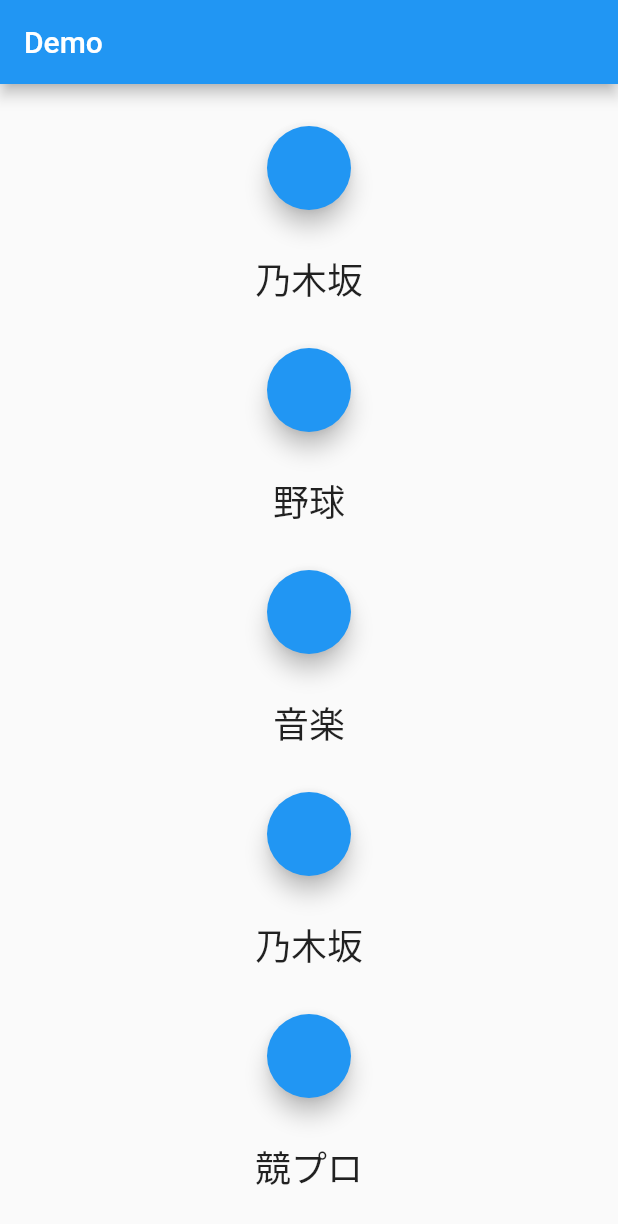
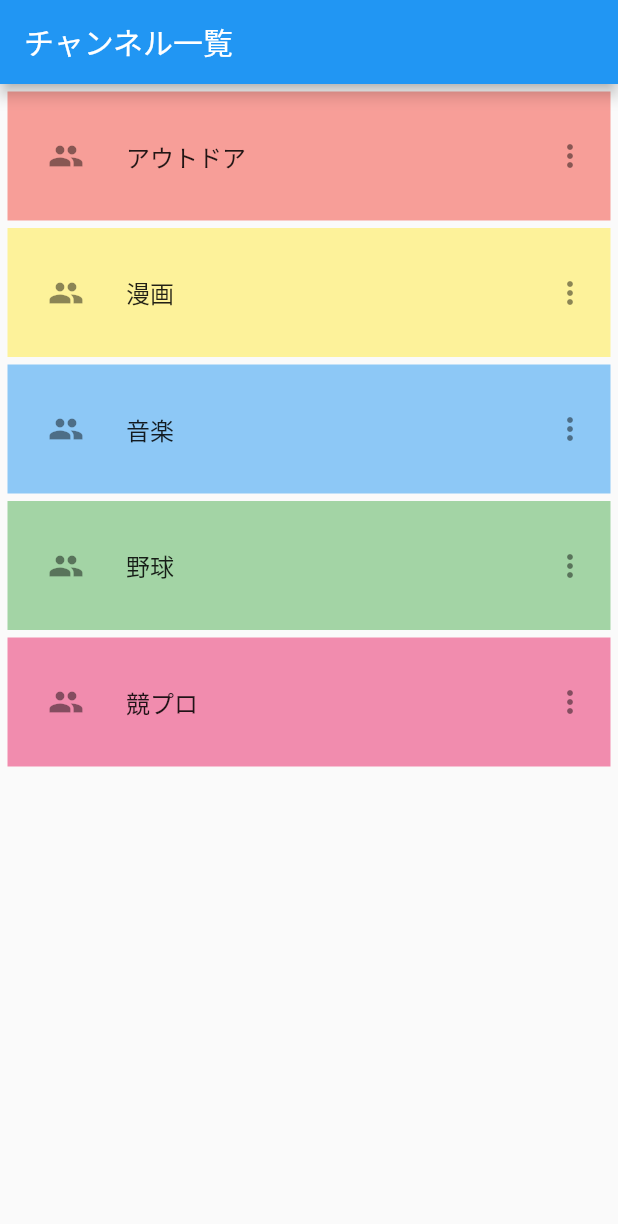
Before and after one commit to kuroshun9494/goningumi, a Flutter app: the ListChannel screen opened directly, on a phone screen of 412 x 824 dp. Shown: the top 1224 px of the screen. Run offline on Flutter 3.47's test engine with Material 2 defaults, Android fonts, the phone set to English and light mode, and no system bars; our stand-ins replace cloud_firestore, firebase_auth, firebase_core, flutter_riverpod; accounts and stored records are empty.

Commit message:
listtile化

```diff
--- a/lib/list_channel.dart
+++ b/lib/list_channel.dart
@@ -22,23 +22,29 @@ class ListChannel extends StatefulWidget {
 }
 
 
-
-Widget buttonFunction(BuildContext context) {
-  return FloatingActionButton(onPressed: () {
+Widget channellistTile(BuildContext context, String title, Color color) {
+  return ListTile(
+    title: Text(title),
+    contentPadding: EdgeInsets.all(15.0),
+    tileColor: color,
+    leading: IconButton(
+      icon: Icon(Icons.people),
+      onPressed: (){
         Navigator.push(context, MaterialPageRoute(
           // （2） 実際に表示するページ(ウィジェット)を指定する
             builder: (context) => FirstPage()
       ));
-  });
+    },
+    ),
+    trailing: Icon(Icons.more_vert),
+  );
 }
 
 
-Widget chatTitle(String title) {
-  return Text(
-    title,
-    style: TextStyle(fontSize: 24),
-  );
-}
+
+
+
+
 
 
 class EachChannelTransition extends State<ListChannel> {
@@ -46,12 +52,33 @@ class EachChannelTransition extends State<ListChannel> {
   Widget build(BuildContext context) {
     return Scaffold(
       appBar: AppBar(
-        title: Text('Demo'),
+        title: Text('チャンネル一覧'),
       ),
       body: Center(
+        child: Container(
+          margin: EdgeInsets.all(5),
+          // padding: EdgeInsets.all(5),
           child: Column(
-          mainAxisAlignment: MainAxisAlignment.spaceEvenly,
+            // mainAxisAlignment: MainAxisAlignment.spaceAround,
             children:<Widget> [
+              channellistTile(context, "アウトドア", Colors.red.withOpacity(0.5)),
+              const SizedBox(height: 5),
+              channellistTile(context, "漫画", Colors.yellow.withOpacity(0.5)),
+              const SizedBox(height: 5),
+              channellistTile(context, "音楽", Colors.blue.withOpacity(0.5)),
+              const SizedBox(height: 5),
+              channellistTile(context, "野球", Colors.green.withOpacity(0.5)),
+              const SizedBox(height: 5),
+              channellistTile(context, "競プロ", Colors.pink.withOpacity(0.5)),
+            ],
+          ),
+        )
+      ),
+    );
+  }
+}
+
+/*
 buttonFunction(context),
 chatTitle("乃木坂"),
 buttonFunction(context),
@@ -62,9 +89,4 @@ class EachChannelTransition extends State<ListChannel> {
 chatTitle("乃木坂"),
 buttonFunction(context),
 chatTitle("競プロ"),
-          ],
-        )
-      ),
-    );
-  }
-}
+*/
```
Also changed, not shown: 2 other files. Lines whose indentation alone changed are shown as unchanged.
